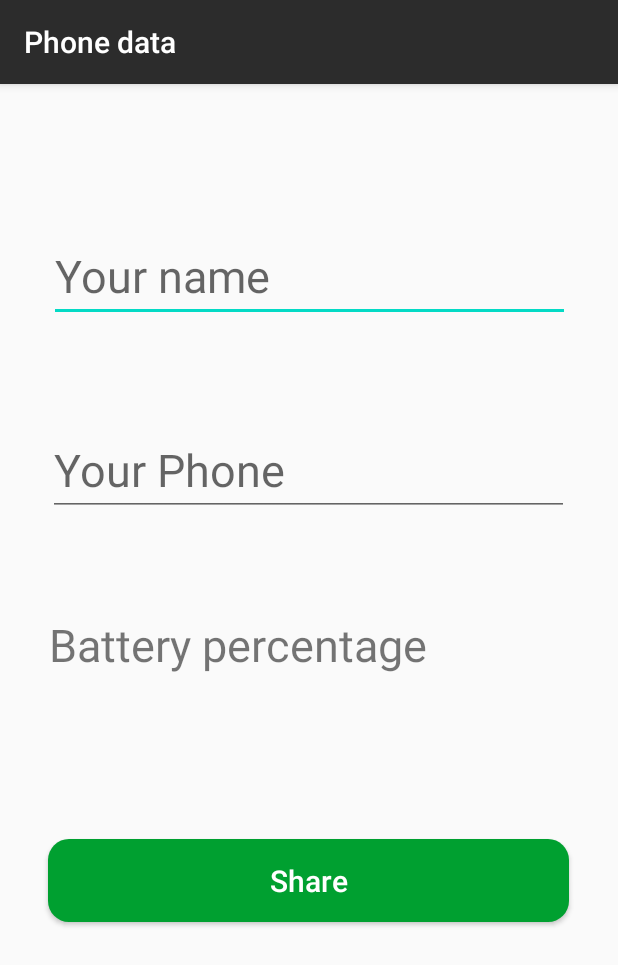
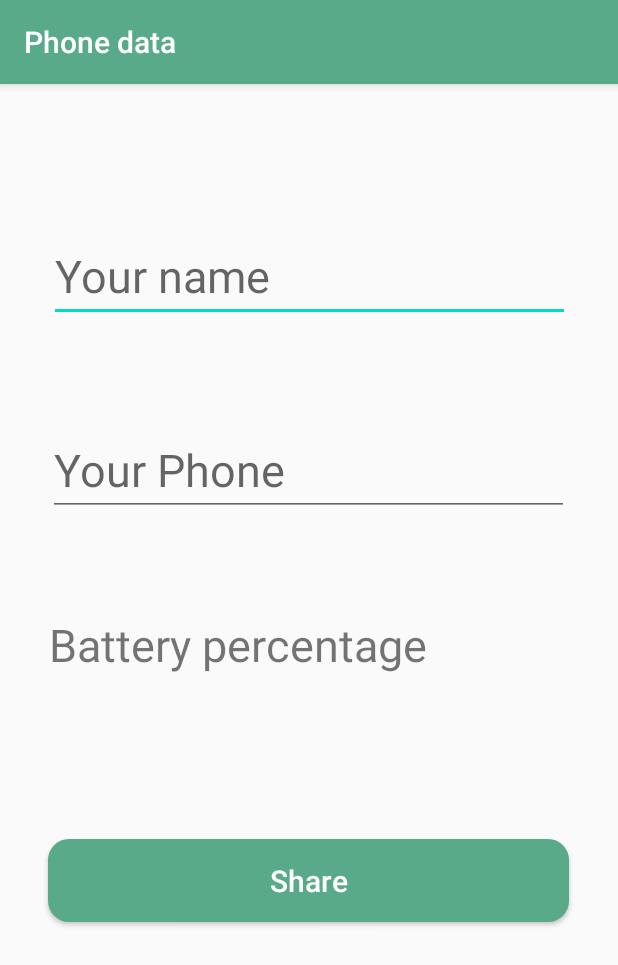
Before and after one commit to Ronny011/mobile_app, an Android app: the screen it shows after launch (MainActivity), on a phone screen of 412 x 824 dp. Shown: the top 965 px of the screen. Run offline under Robolectric (Android 15) with nearby library versions, the phone set to English and light mode, and no system bars.

Commit message:
Update colors.xml
theme and button changes

```diff
--- a/app/src/main/res/values/colors.xml
+++ b/app/src/main/res/values/colors.xml
@@ -1,9 +1,9 @@
 <?xml version="1.0" encoding="utf-8"?>
 <resources>
-    <color name="colorPrimary">#2C2C2C</color>
-    <color name="colorPrimaryDark">#000000</color>
+    <color name="colorPrimary">#58aa89</color>
+    <color name="colorPrimaryDark">#46886e</color>
     <color name="colorAccent">#03DAC5</color>
-    <color name="colorButton">#00A030</color>
+    <color name="colorButton">#58aa89</color>
     <color name="colorShare">#FFFFFF</color>
     <color name="edit">#E4E4E4</color>
     <color name="border">#A3A3A3</color>
```
